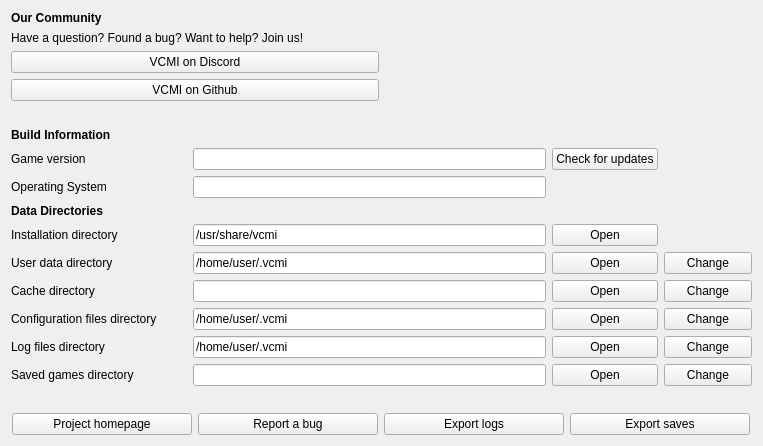
First picture: the form in launcher/aboutProject/aboutproject_moc.ui, repository GeorgeK1ng/vcmi, before the edit.
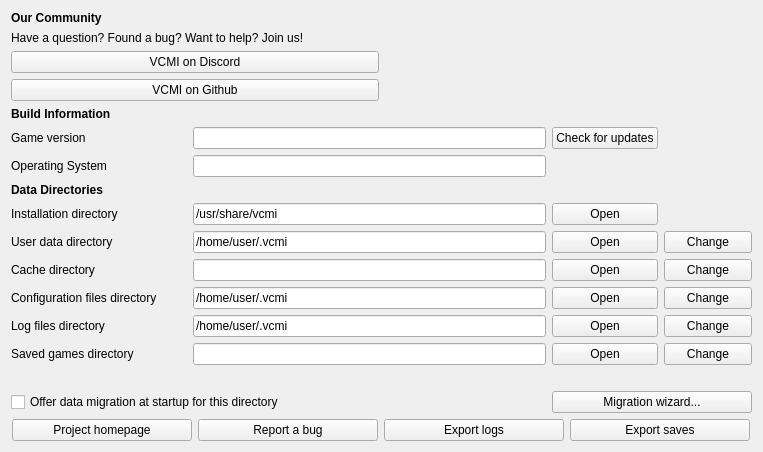
Second picture: the form after the edit.

Commit message: Add migration wizard and per-directory startup preferences

Patch:
```diff
--- a/launcher/aboutProject/aboutproject_moc.ui
+++ b/launcher/aboutProject/aboutproject_moc.ui
@@ -328,6 +328,30 @@
        </property>
       </widget>
      </item>
+     <item row="10" column="0" colspan="4">
+      <widget class="QLabel" name="migrationStatus">
+       <property name="wordWrap">
+        <bool>true</bool>
+       </property>
+       <property name="text">
+        <string/>
+       </property>
+      </widget>
+     </item>
+     <item row="11" column="0" colspan="2">
+      <widget class="QCheckBox" name="migrationStartupPrompt">
+       <property name="text">
+        <string>Offer data migration at startup for this directory</string>
+       </property>
+      </widget>
+     </item>
+     <item row="11" column="2" colspan="2">
+      <widget class="QPushButton" name="migrationWizard">
+       <property name="text">
+        <string>Migration wizard...</string>
+       </property>
+      </widget>
+     </item>
     </layout>
    </item>
    <item>
```
Left out of the diff: 8 changed lines with no effect on the pictures. The commit also changes 6 other files.
